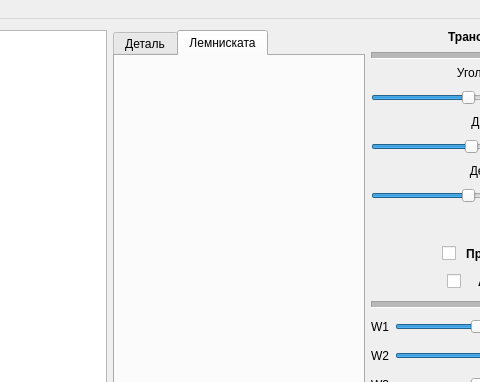
Old version of the form MainWindow/mainwindow.ui in the repository Childcity/QtGraphicsExample; both pictures show x 617 to 1097 and y 0 to 382 of the 1250 by 740 pixel window.
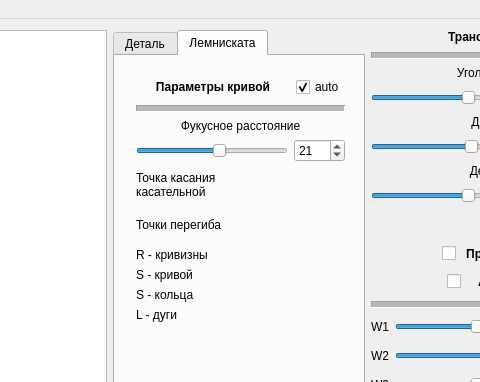
New version of the form. The open tabs and pages were chosen to show the change. Icons and pictures are not drawn. Custom widgets are drawn as their Qt base class.

The edit to the form file:
```diff
--- a/MainWindow/mainwindow.ui
+++ b/MainWindow/mainwindow.ui
@@ -499,6 +499,287 @@
          <attribute name="title">
           <string>Лемниската</string>
          </attribute>
+         <widget class="QWidget" name="verticalLayoutWidget">
+          <property name="geometry">
+           <rect>
+            <x>10</x>
+            <y>10</y>
+            <width>231</width>
+            <height>651</height>
+           </rect>
+          </property>
+          <layout class="QVBoxLayout" name="verticalLayout_4">
+           <property name="sizeConstraint">
+            <enum>QLayout::SetMaximumSize</enum>
+           </property>
+           <item>
+            <layout class="QHBoxLayout" name="horizontalLayout_19">
+             <property name="bottomMargin">
+              <number>0</number>
+             </property>
+             <item>
+              <widget class="QLabel" name="label_9">
+               <property name="font">
+                <font>
+                 <weight>75</weight>
+                 <bold>true</bold>
+                </font>
+               </property>
+               <property name="text">
+                <string>Параметры кривой</string>
+               </property>
+               <property name="alignment">
+                <set>Qt::AlignCenter</set>
+               </property>
+              </widget>
+             </item>
+             <item>
+              <widget class="QCheckBox" name="checkBox_4">
+               <property name="sizePolicy">
+                <sizepolicy hsizetype="Maximum" vsizetype="Minimum">
+                 <horstretch>0</horstretch>
+                 <verstretch>0</verstretch>
+                </sizepolicy>
+               </property>
+               <property name="text">
+                <string>auto</string>
+               </property>
+               <property name="checked">
+                <bool>true</bool>
+               </property>
+              </widget>
+             </item>
+            </layout>
+           </item>
+           <item>
+            <widget class="Line" name="line_7">
+             <property name="minimumSize">
+              <size>
+               <width>0</width>
+               <height>10</height>
+              </size>
+             </property>
+             <property name="lineWidth">
+              <number>1</number>
+             </property>
+             <property name="midLineWidth">
+              <number>5</number>
+             </property>
+             <property name="orientation">
+              <enum>Qt::Horizontal</enum>
+             </property>
+            </widget>
+           </item>
+           <item>
+            <widget class="QLabel" name="label_20">
+             <property name="text">
+              <string>Фукусное расстояние</string>
+             </property>
+             <property name="alignment">
+              <set>Qt::AlignCenter</set>
+             </property>
+            </widget>
+           </item>
+           <item>
+            <layout class="QHBoxLayout" name="horizontalLayout_18">
+             <property name="bottomMargin">
+              <number>0</number>
+             </property>
+             <item>
+              <widget class="QSlider" name="horizontalSlider_14">
+               <property name="minimum">
+                <number>-200</number>
+               </property>
+               <property name="maximum">
+                <number>200</number>
+               </property>
+               <property name="singleStep">
+                <number>4</number>
+               </property>
+               <property name="value">
+                <number>21</number>
+               </property>
+               <property name="orientation">
+                <enum>Qt::Horizontal</enum>
+               </property>
+              </widget>
+             </item>
+             <item>
+              <widget class="QSpinBox" name="spinBox_14">
+               <property name="minimum">
+                <number>-200</number>
+               </property>
+               <property name="maximum">
+                <number>200</number>
+               </property>
+               <property name="value">
+                <number>21</number>
+               </property>
+              </widget>
+             </item>
+            </layout>
+           </item>
+           <item>
+            <layout class="QGridLayout" name="gridLayout_2">
+             <property name="bottomMargin">
+              <number>0</number>
+             </property>
+             <item row="3" column="1">
+              <widget class="QLabel" name="label_27">
+               <property name="text">
+                <string/>
+               </property>
+               <property name="alignment">
+                <set>Qt::AlignRight|Qt::AlignTrailing|Qt::AlignVCenter</set>
+               </property>
+              </widget>
+             </item>
+             <item row="5" column="1">
+              <widget class="QLabel" name="label_22">
+               <property name="text">
+                <string/>
+               </property>
+               <property name="alignment">
+                <set>Qt::AlignRight|Qt::AlignTrailing|Qt::AlignVCenter</set>
+               </property>
+              </widget>
+             </item>
+             <item row="6" column="0">
+              <widget class="QLabel" name="label_23">
+               <property name="text">
+                <string>S - кривой</string>
+               </property>
+              </widget>
+             </item>
+             <item row="8" column="0">
+              <widget class="QLabel" name="label_25">
+               <property name="text">
+                <string>L - дуги</string>
+               </property>
+              </widget>
+             </item>
+             <item row="1" column="1">
+              <widget class="QLabel" name="label_18">
+               <property name="text">
+                <string/>
+               </property>
+               <property name="alignment">
+                <set>Qt::AlignRight|Qt::AlignTrailing|Qt::AlignVCenter</set>
+               </property>
+              </widget>
+             </item>
+             <item row="1" column="0" rowspan="2">
+              <widget class="QLabel" name="label_17">
+               <property name="sizePolicy">
+                <sizepolicy hsizetype="Preferred" vsizetype="MinimumExpanding">
+                 <horstretch>0</horstretch>
+                 <verstretch>0</verstretch>
+                </sizepolicy>
+               </property>
+               <property name="text">
+                <string>Точка касания
+касательной</string>
+               </property>
+               <property name="alignment">
+                <set>Qt::AlignLeading|Qt::AlignLeft|Qt::AlignVCenter</set>
+               </property>
+              </widget>
+             </item>
+             <item row="5" column="0">
+              <widget class="QLabel" name="label_21">
+               <property name="text">
+                <string>R - кривизны</string>
+               </property>
+              </widget>
+             </item>
+             <item row="7" column="0">
+              <widget class="QLabel" name="label_24">
+               <property name="text">
+                <string>S - кольца</string>
+               </property>
+              </widget>
+             </item>
+             <item row="2" column="1">
+              <widget class="QLabel" name="label_19">
+               <property name="text">
+                <string/>
+               </property>
+               <property name="alignment">
+                <set>Qt::AlignRight|Qt::AlignTrailing|Qt::AlignVCenter</set>
+               </property>
+              </widget>
+             </item>
+             <item row="4" column="1">
+              <widget class="QLabel" name="label_28">
+               <property name="text">
+                <string/>
+               </property>
+               <property name="alignment">
+                <set>Qt::AlignRight|Qt::AlignTrailing|Qt::AlignVCenter</set>
+               </property>
+              </widget>
+             </item>
+             <item row="3" column="0" rowspan="2">
+              <widget class="QLabel" name="label_26">
+               <property name="text">
+                <string>Точки перегиба</string>
+               </property>
+              </widget>
+             </item>
+             <item row="6" column="1">
+              <widget class="QLabel" name="label_29">
+               <property name="text">
+                <string/>
+               </property>
+               <property name="alignment">
+                <set>Qt::AlignRight|Qt::AlignTrailing|Qt::AlignVCenter</set>
+               </property>
+              </widget>
+             </item>
+             <item row="7" column="1">
+              <widget class="QLabel" name="label_30">
+               <property name="text">
+                <string/>
+               </property>
+               <property name="alignment">
+                <set>Qt::AlignRight|Qt::AlignTrailing|Qt::AlignVCenter</set>
+               </property>
+              </widget>
+             </item>
+             <item row="8" column="1">
+              <widget class="QLabel" name="label_31">
+               <property name="text">
+                <string/>
+               </property>
+               <property name="alignment">
+                <set>Qt::AlignRight|Qt::AlignTrailing|Qt::AlignVCenter</set>
+               </property>
+              </widget>
+             </item>
+            </layout>
+           </item>
+           <item>
+            <layout class="QHBoxLayout" name="horizontalLayout_13">
+             <property name="bottomMargin">
+              <number>20</number>
+             </property>
+            </layout>
+           </item>
+           <item>
+            <spacer name="verticalSpacer_3">
+             <property name="orientation">
+              <enum>Qt::Vertical</enum>
+             </property>
+             <property name="sizeHint" stdset="0">
+              <size>
+               <width>20</width>
+               <height>40</height>
+              </size>
+             </property>
+            </spacer>
+           </item>
+          </layout>
+         </widget>
         </widget>
        </widget>
       </item>
```
Left out of the diff: 34 changed lines with no effect on the pictures.
